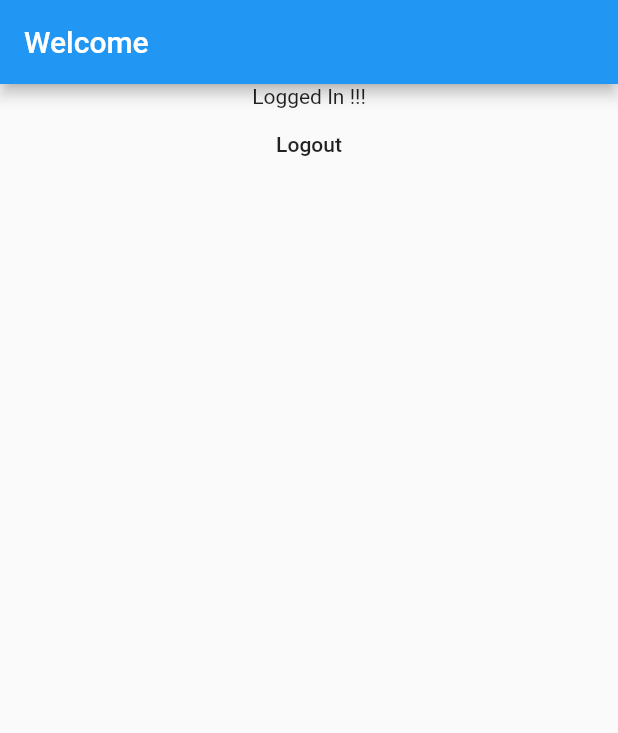
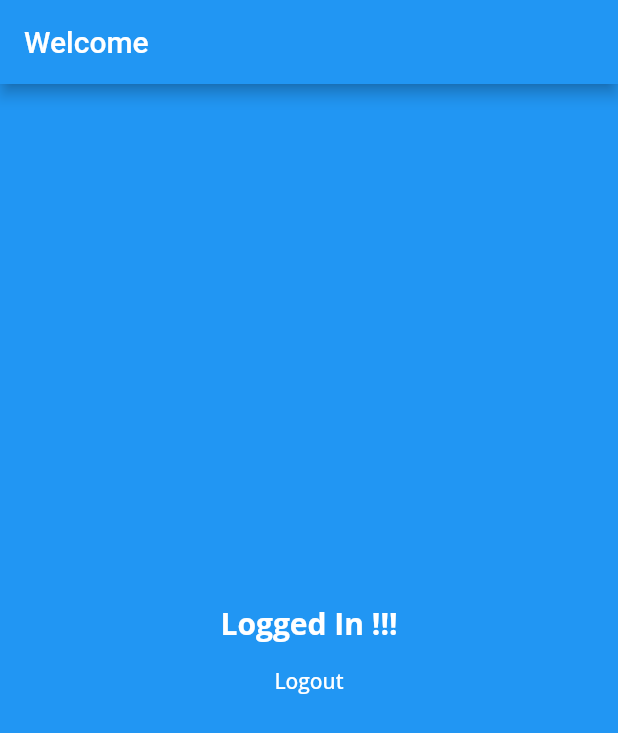
Before and after one commit to YashBagri4412/AuthScreen, a Flutter app: the screen it shows once a user with an empty profile is signed in, on a phone screen of 412 x 824 dp. Shown: the top 733 px of the screen. Run offline on Flutter 3.47's test engine with Material 2 defaults, Android fonts, the phone set to English and light mode, and no system bars; our stand-ins replace firebase_auth, firebase_core, google_fonts, google_sign_in; accounts and stored records are empty.

Commit message:
changed few

```diff
--- a/lib/Screens/login_screen.dart
+++ b/lib/Screens/login_screen.dart
@@ -1,26 +1,37 @@
 import 'package:firebase_auth/firebase_auth.dart';
 import 'package:flutter/material.dart';
+import 'package:google_fonts/google_fonts.dart';
 
 class LoggedScreen extends StatelessWidget {
   @override
   Widget build(BuildContext context) {
     return Scaffold(
+      backgroundColor: Theme.of(context).primaryColor,
       appBar: AppBar(
         title: Text("Welcome"),
       ),
-      body: Column(
+      body: Center(
+        child: Column(
+          mainAxisAlignment: MainAxisAlignment.center,
           children: [
-          Center(
-            child: Text("Logged In !!!"),
+            Text(
+              "Logged In !!!",
+              style: Theme.of(context).textTheme.headline6,
             ),
             FlatButton(
-            child: Text("Logout"),
+              child: Text(
+                "Logout",
+                style: GoogleFonts.openSans(
+                  color: Theme.of(context).accentColor,
+                ),
+              ),
               onPressed: () {
                 FirebaseAuth.instance.signOut();
               },
             )
           ],
         ),
+      ),
     );
   }
 }
```
Lines whose indentation alone changed are shown as unchanged.
